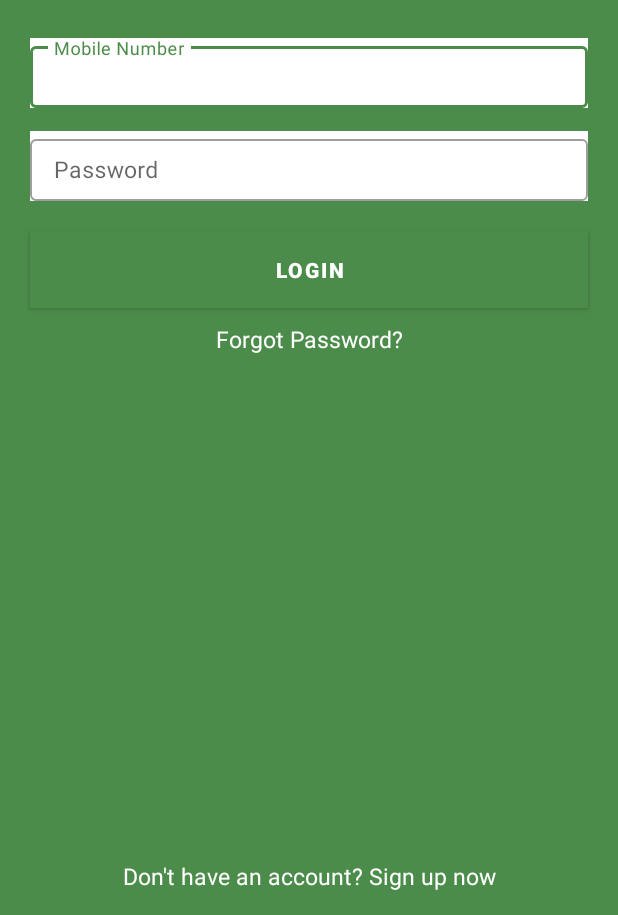
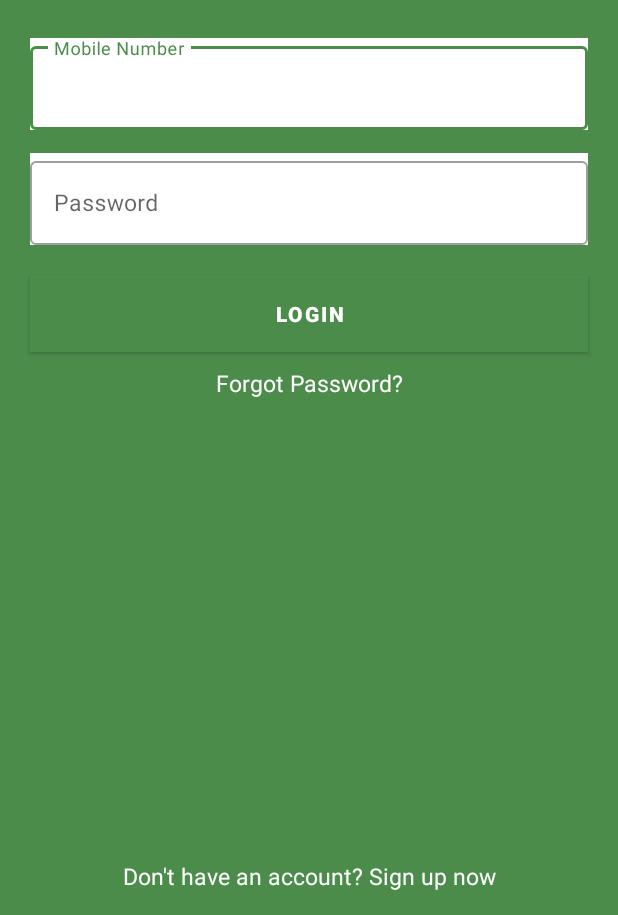
Before and after one commit to BirajGupta/FoodApp_Android_dev, an Android app: the screen it shows after launch (LoginActivity), on a phone screen of 412 x 824 dp, the part 321-1236 px from its top. Run offline under Robolectric (Android 15) with nearby library versions, the phone set to English and light mode, and no system bars; our stand-ins replace Volley.

Commit message:
Added corresponding code in activity file and removed redundant code.

```diff
--- a/app/src/main/java/com/biarj/food_ordering_app/Activity/LoginActivity.kt
+++ b/app/src/main/java/com/biarj/food_ordering_app/Activity/LoginActivity.kt
@@ -11,33 +11,30 @@ import com.android.volley.Response
 import com.android.volley.toolbox.JsonObjectRequest
 import com.android.volley.toolbox.Volley
 import com.biarj.food_ordering_app.R
+import com.google.android.material.button.MaterialButton
+import kotlinx.android.synthetic.main.activity_login.*
 import org.json.JSONException
 import org.json.JSONObject
 
 class LoginActivity : AppCompatActivity() {
 
-    lateinit var btnlogin: Button
-    lateinit var etMobileNumber : EditText
-    lateinit var etPassword: EditText
-    lateinit var txtForgotPassword: TextView
-    lateinit var txtSignUp: TextView
-    lateinit var coordinatorLayout : CoordinatorLayout
+    lateinit var btnlogin: MaterialButton
 
-    lateinit var sharedPreferences : SharedPreferences
+    lateinit var coordinatorLayout: CoordinatorLayout
+
+    lateinit var sharedPreferences: SharedPreferences
 
     override fun onCreate(savedInstanceState: Bundle?) {
         super.onCreate(savedInstanceState)
 
-        sharedPreferences = getSharedPreferences(getString(R.string.preferences_file_name),Context.MODE_PRIVATE)
+        sharedPreferences =
+            getSharedPreferences(getString(R.string.preferences_file_name), Context.MODE_PRIVATE)
 
         setContentView(R.layout.activity_login)
 
         btnlogin = findViewById(R.id.btnLogin)
-        txtForgotPassword = findViewById(R.id.txtForgotPassword)
-        txtSignUp = findViewById(R.id.txtSignUp)
-        etMobileNumber = findViewById(R.id.etMobileNumber)
-        etPassword = findViewById(R.id.etPassword)
-        coordinatorLayout =findViewById(R.id.loginCoordinatorLayout)
+
+        coordinatorLayout = findViewById(R.id.loginCoordinatorLayout)
 
 
         val queue = Volley.newRequestQueue(this@LoginActivity)
@@ -47,12 +44,12 @@ class LoginActivity : AppCompatActivity() {
         val jsonParams = JSONObject()
 
 
-        btnlogin.setOnClickListener{
+        btnLogin.setOnClickListener {
 
             val mobileNumber = etMobileNumber.text.toString()
             val password = etPassword.text.toString()
 
-            if(password != "" && mobileNumber != "") {
+            if (password != "" && mobileNumber != "") {
 
                 jsonParams.put("mobile_number", mobileNumber)
                 jsonParams.put("password", password)
@@ -130,29 +127,34 @@ class LoginActivity : AppCompatActivity() {
                             }
                         }
                     queue.add(jsonObjectRequest)
-                }else{
+                } else {
 
-                    Toast.makeText(this@LoginActivity,"Password should have a minimum length of 4 numbers",Toast.LENGTH_SHORT).show()
+                    Toast.makeText(
+                        this@LoginActivity,
+                        "Password should have a minimum length of 4 numbers",
+                        Toast.LENGTH_SHORT
+                    ).show()
 
                 }
-            }
-            else{
+            } else {
                 Toast.makeText(this@LoginActivity, "Enter credentials", Toast.LENGTH_SHORT).show()
 
             }
         }
 
-        txtForgotPassword.setOnClickListener{
+        txtForgotPassword.setOnClickListener {
 
             val intent = Intent(this@LoginActivity, ForgotPassword::class.java)
             startActivity(intent)
 
         }
 
-        txtSignUp.setOnClickListener{
+        txtSignUp.setOnClickListener {
 
-           val intent = Intent(this@LoginActivity,
-               Registration::class.java)
+            val intent = Intent(
+                this@LoginActivity,
+                Registration::class.java
+            )
 
             startActivity(intent)
         }
@@ -161,10 +163,9 @@ class LoginActivity : AppCompatActivity() {
     }
 
 
-    fun savePreferences(){
-        sharedPreferences.edit().putBoolean("isLoggedIn",true).apply()
+    fun savePreferences() {
+        sharedPreferences.edit().putBoolean("isLoggedIn", true).apply()
     }
 
 
-
 }
--- a/app/src/main/res/layout/activity_login.xml
+++ b/app/src/main/res/layout/activity_login.xml
@@ -5,8 +5,8 @@
     xmlns:tools="http://schemas.android.com/tools"
     android:layout_width="match_parent"
     android:layout_height="match_parent"
-    tools:context=".Activity.LoginActivity"
-    android:background="#4c8c4a">
+    android:background="#4c8c4a"
+    tools:context=".Activity.LoginActivity">
 
     <RelativeLayout
         android:id="@+id/loginMainPage"
@@ -18,50 +18,54 @@
             android:id="@+id/imgLogo"
             android:layout_width="wrap_content"
             android:layout_height="wrap_content"
-            android:src="@drawable/ic_launcher_foreground"
             android:layout_centerHorizontal="true"
             android:layout_marginTop="50dp"
-            android:layout_marginBottom="25dp"/>
+            android:layout_marginBottom="25dp"
+            android:src="@drawable/ic_launcher_foreground" />
+
         <com.google.android.material.textfield.TextInputLayout
-            android:id="@+id/etMobileNumber"
+            android:id="@+id/etMobileNumberlayout"
             style="@style/Widget.MaterialComponents.TextInputLayout.OutlinedBox"
             android:layout_width="match_parent"
             android:layout_height="wrap_content"
+            android:layout_below="@id/imgLogo"
+            android:layout_marginLeft="20dp"
             android:layout_marginRight="20dp"
-            android:layout_marginLeft="20dp"
+            android:background="#ffffff"
             android:hint="@string/mobile_number"
             android:inputType="phone"
-            android:maxLength="10"
-            android:layout_below="@id/imgLogo"
-            android:background="#ffffff">
+            android:maxLength="10">
 
             <com.google.android.material.textfield.TextInputEditText
+                android:id="@+id/etMobileNumber"
                 android:layout_width="match_parent"
                 android:layout_height="match_parent"
                 android:textSize="15sp"
-                android:padding="10dp"
+
                 />
         </com.google.android.material.textfield.TextInputLayout>
 
         <com.google.android.material.textfield.TextInputLayout
-            android:id="@+id/etPassword"
+
+            android:id="@+id/etPasswordLayout"
             style="@style/Widget.MaterialComponents.TextInputLayout.OutlinedBox"
             android:layout_width="match_parent"
             android:layout_height="wrap_content"
+            android:layout_below="@id/etMobileNumberlayout"
+            android:layout_marginLeft="20dp"
+            android:layout_marginTop="15dp"
             android:layout_marginRight="20dp"
-            android:layout_marginLeft="20dp"
+            android:background="#ffffff"
             android:hint="@string/password"
             android:inputType="numberPassword"
-            android:maxLength="10"
-            android:layout_below="@id/etMobileNumber"
-            android:background="#ffffff"
-            android:layout_marginTop="15dp">
+            android:maxLength="10">
 
             <com.google.android.material.textfield.TextInputEditText
+                android:id="@+id/etPassword"
                 android:layout_width="match_parent"
                 android:layout_height="match_parent"
                 android:textSize="15sp"
-                android:padding="10dp"
+
                 />
         </com.google.android.material.textfield.TextInputLayout>
 
@@ -70,38 +74,37 @@
             android:id="@+id/btnLogin"
             android:layout_width="match_parent"
             android:layout_height="wrap_content"
-            android:layout_below="@id/etPassword"
+            android:layout_below="@id/etPasswordLayout"
+            android:layout_marginLeft="20dp"
+            android:layout_marginTop="20dp"
+            android:layout_marginRight="20dp"
+            android:layout_marginBottom="10dp"
+            android:background="#ff6f00"
+            android:padding="10dp"
             android:text="@string/login"
-            android:layout_marginBottom="10dp"
-            android:layout_marginLeft="20dp"
-            android:layout_marginRight="20dp"
-            android:layout_marginTop="20dp"
-            android:padding="10dp"
             android:textColor="#ffffff"
-            android:background="#ff6f00"
-            android:textStyle="bold"/>
+            android:textStyle="bold" />
 
         <TextView
             android:id="@+id/txtForgotPassword"
             android:layout_width="match_parent"
             android:layout_height="wrap_content"
             android:layout_below="@id/btnLogin"
+            android:gravity="center"
             android:text="@string/forgot_password"
-            android:gravity="center"
-            android:textSize="15sp"
-            android:textColor="#ffffff"/>
+            android:textColor="#ffffff"
+            android:textSize="15sp" />
 
         <TextView
             android:id="@+id/txtSignUp"
             android:layout_width="match_parent"
             android:layout_height="wrap_content"
             android:layout_alignParentBottom="true"
-            android:textSize="15sp"
+            android:layout_margin="15dp"
             android:gravity="center"
             android:text="@string/don_t_have_an_account_sign_up_now"
-            android:layout_margin="15dp"
-            android:textColor="#ffffff"/>
-
+            android:textColor="#ffffff"
+            android:textSize="15sp" />
 
 
     </RelativeLayout>
@@ -117,20 +120,18 @@
             android:theme="@style/ThemeOverlay.AppCompat.Dark">
 
 
-    <androidx.appcompat.widget.Toolbar
-        android:id="@+id/toolbar"
-        android:layout_width="match_parent"
-        android:layout_height="wrap_content"
-        android:theme="@style/ThemeOverlay.AppCompat.Dark"
-        android:minHeight="?attr/actionBarSize"
-        android:background="@color/colorPrimary"
-        app:layout_scrollFlags="scroll|enterAlways"/>
+            <androidx.appcompat.widget.Toolbar
+                android:id="@+id/toolbar"
+                android:layout_width="match_parent"
+                android:layout_height="wrap_content"
+                android:background="@color/colorPrimary"
+                android:minHeight="?attr/actionBarSize"
+                android:theme="@style/ThemeOverlay.AppCompat.Dark"
+                app:layout_scrollFlags="scroll|enterAlways" />
 
         </com.google.android.material.appbar.AppBarLayout>
 
     </androidx.coordinatorlayout.widget.CoordinatorLayout>
 
 
-
-
 </RelativeLayout>
```
Also changed, not shown: app/src/main/java/com/biarj/food_ordering_app/Activity/ForgotPassword.kt (+6 -8 lines), app/src/main/java/com/biarj/food_ordering_app/Activity/OtpVerificationActivity.kt (+2 -9 lines), app/src/main/java/com/biarj/food_ordering_app/Activity/Registration.kt (+3 -13 lines), app/src/main/res/layout/activity_forgot_password.xml (+47 -31 lines), app/src/main/res/layout/activity_otp_verification.xml (+38 -40 lines), app/src/main/res/layout/activity_registration.xml (+12 -6 lines).
